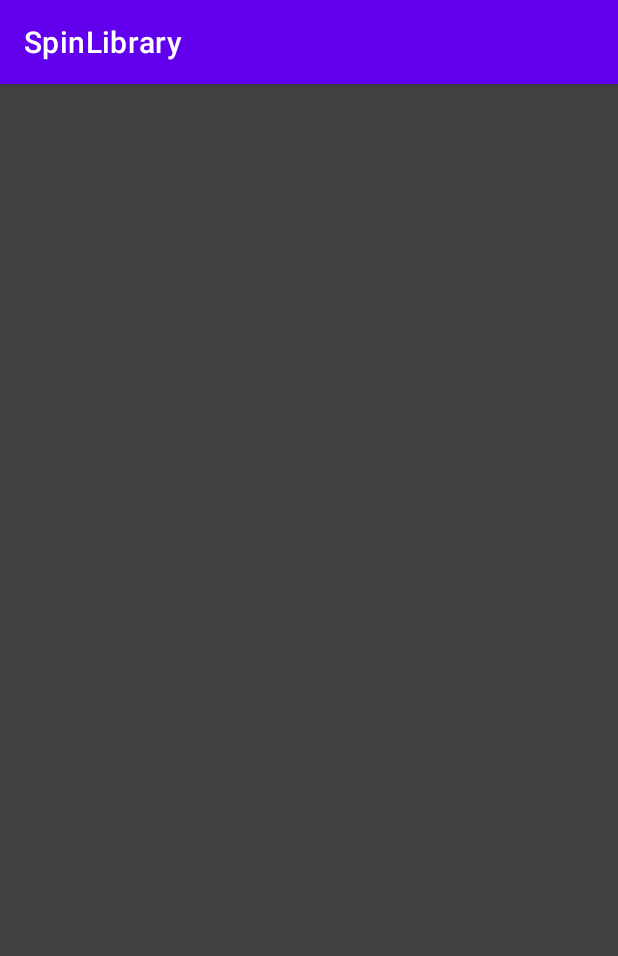
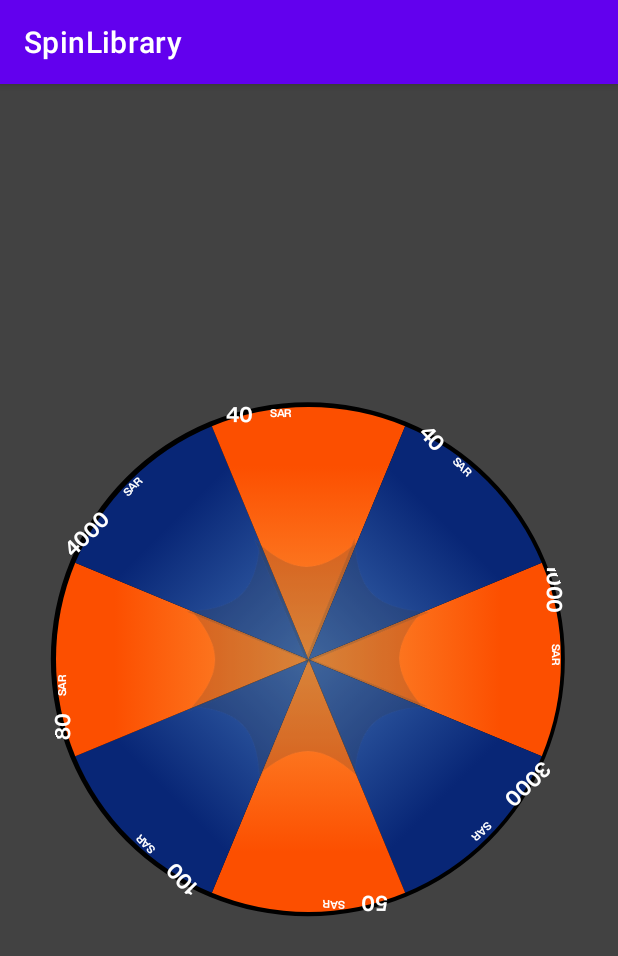
Before and after one commit to Sha489/SpinLibrary, an Android app: the screen it shows after launch (MainActivity), on a phone screen of 412 x 824 dp. Shown: the top 956 px of the screen. Run offline under Robolectric (Android 15) with nearby library versions, the phone set to English and light mode, and no system bars.

Commit message:
Added arc and changed text placement

```diff
--- a/app/src/main/java/com/app/spinlibrary/MainActivity.kt
+++ b/app/src/main/java/com/app/spinlibrary/MainActivity.kt
@@ -1,18 +1,25 @@
 package com.app.spinlibrary
 
 import android.graphics.Bitmap
-import android.graphics.drawable.Drawable
 import android.os.Bundle
+import android.os.Handler
+import android.os.Looper
 import androidx.appcompat.app.AppCompatActivity
 import androidx.core.content.ContextCompat
 import rubikstudio.library.LuckyWheelView
 import rubikstudio.library.model.LuckyItem
-
+import java.util.concurrent.ExecutorService
+import java.util.concurrent.Executors
 
 class MainActivity : AppCompatActivity() {
 
     var luckyWheelView: LuckyWheelView? = null
     var luckyItems: ArrayList<LuckyItem> ?= null
+    var orginalBitmap: Bitmap ?= null
+
+    private val executorService: ExecutorService = Executors.newSingleThreadExecutor()
+    private val mainHandler: Handler = Handler(Looper.getMainLooper())
+
     override fun onCreate(savedInstanceState: Bundle?) {
         super.onCreate(savedInstanceState)
         setContentView(R.layout.activity_main)
@@ -22,34 +29,15 @@ class MainActivity : AppCompatActivity() {
     }
 
     fun setData() {
-
-        Glide.with(context)
-            .asBitmap()
-            .load(imageUrl)
-            .into(object : CustomTarget<Bitmap?>() {
-                fun onResourceReady(
-                    resource: Bitmap,
-                    @Nullable transition: Transition<in Bitmap?>?
-                ) {
-                    // You now have the Bitmap
-                    imageView.setImageBitmap(resource) // Optional: show it in ImageView
-                }
-
-                fun onLoadCleared(@Nullable placeholder: Drawable?) {
-                }
-            })
-
-        luckyItems = ArrayList<LuckyItem>()
-
-        luckyItems?.add(LuckyItem("1000", "SAR", ContextCompat.getColor(applicationContext, R.color.spin_orange_light), ContextCompat.getColor(applicationContext, R.color.spin_orange), ContextCompat.getColor(applicationContext, android.R.color.white),false, R.drawable.gift_white))
-        luckyItems?.add(LuckyItem("3000", "SAR", ContextCompat.getColor(applicationContext, R.color.spin_blue_light),ContextCompat.getColor(applicationContext, R.color.spin_blue), ContextCompat.getColor(applicationContext, android.R.color.white),false, R.drawable.gift_gold))
-        luckyItems?.add(LuckyItem("50", "SAR", ContextCompat.getColor(applicationContext, R.color.spin_orange_light),ContextCompat.getColor(applicationContext, R.color.spin_orange),ContextCompat.getColor(applicationContext, android.R.color.white),false, R.drawable.gift_gold))
-        luckyItems?.add(LuckyItem("100", "SAR", ContextCompat.getColor(applicationContext, R.color.spin_blue_light), ContextCompat.getColor(applicationContext, R.color.spin_blue), ContextCompat.getColor(applicationContext, android.R.color.white),false, R.drawable.gift_white))
-        luckyItems?.add(LuckyItem("80", "SAR", ContextCompat.getColor(applicationContext, R.color.spin_orange_light), ContextCompat.getColor(applicationContext, R.color.spin_orange), ContextCompat.getColor(applicationContext, android.R.color.white),false, R.drawable.gift_gold))
-        luckyItems?.add(LuckyItem("4000", "SAR", ContextCompat.getColor(applicationContext, R.color.spin_blue_light), ContextCompat.getColor(applicationContext, R.color.spin_blue), ContextCompat.getColor(applicationContext, android.R.color.white),false, R.drawable.gift_white))
-        luckyItems?.add(LuckyItem("40", "SAR", ContextCompat.getColor(applicationContext, R.color.spin_orange_light), ContextCompat.getColor(applicationContext, R.color.spin_orange), ContextCompat.getColor(applicationContext, android.R.color.white),false, R.drawable.gift_gold))
-        luckyItems?.add(LuckyItem("40", "SAR", ContextCompat.getColor(applicationContext, R.color.spin_blue_light), ContextCompat.getColor(applicationContext, R.color.spin_blue), ContextCompat.getColor(applicationContext, android.R.color.white),false, R.drawable.gift_gold))
-
+        luckyItems = ArrayList()
+        luckyItems?.add(LuckyItem("1000", "SAR", ContextCompat.getColor(applicationContext, R.color.spin_orange_light), ContextCompat.getColor(applicationContext, R.color.spin_orange), ContextCompat.getColor(applicationContext, android.R.color.white),false, orginalBitmap))
+        luckyItems?.add(LuckyItem("3000", "SAR", ContextCompat.getColor(applicationContext, R.color.spin_blue_light),ContextCompat.getColor(applicationContext, R.color.spin_blue), ContextCompat.getColor(applicationContext, android.R.color.white),false, orginalBitmap))
+        luckyItems?.add(LuckyItem("50", "SAR", ContextCompat.getColor(applicationContext, R.color.spin_orange_light),ContextCompat.getColor(applicationContext, R.color.spin_orange),ContextCompat.getColor(applicationContext, android.R.color.white),false, orginalBitmap))
+        luckyItems?.add(LuckyItem("100", "SAR", ContextCompat.getColor(applicationContext, R.color.spin_blue_light), ContextCompat.getColor(applicationContext, R.color.spin_blue), ContextCompat.getColor(applicationContext, android.R.color.white),false, orginalBitmap))
+        luckyItems?.add(LuckyItem("80", "SAR", ContextCompat.getColor(applicationContext, R.color.spin_orange_light), ContextCompat.getColor(applicationContext, R.color.spin_orange), ContextCompat.getColor(applicationContext, android.R.color.white),false, orginalBitmap))
+        luckyItems?.add(LuckyItem("4000", "SAR", ContextCompat.getColor(applicationContext, R.color.spin_blue_light), ContextCompat.getColor(applicationContext, R.color.spin_blue), ContextCompat.getColor(applicationContext, android.R.color.white),false, orginalBitmap))
+        luckyItems?.add(LuckyItem("40", "SAR", ContextCompat.getColor(applicationContext, R.color.spin_orange_light), ContextCompat.getColor(applicationContext, R.color.spin_orange), ContextCompat.getColor(applicationContext, android.R.color.white),false, orginalBitmap))
+        luckyItems?.add(LuckyItem("40", "SAR", ContextCompat.getColor(applicationContext, R.color.spin_blue_light), ContextCompat.getColor(applicationContext, R.color.spin_blue), ContextCompat.getColor(applicationContext, android.R.color.white),false, orginalBitmap))
 
 //        luckyItems?.add(LuckyItem("4000", ContextCompat.getColor(applicationContext, android.R.color.darker_gray), ContextCompat.getColor(applicationContext, android.R.color.holo_purple),true))
 //        luckyItems?.add(LuckyItem("70", ContextCompat.getColor(applicationContext, android.R.color.white), ContextCompat.getColor(applicationContext, android.R.color.holo_green_dark),false))
--- a/app/src/main/res/values/colors.xml
+++ b/app/src/main/res/values/colors.xml
@@ -9,9 +9,9 @@
     <color name="white">#FFFFFFFF</color>
     <color name="overlay_color">#1A000000</color>
 
-    <color name="spin_orange_light">#FEC1B6</color>
+    <color name="spin_orange_light">#FDDC72</color>
     <color name="spin_orange">#FC4F00</color>
 
-    <color name="spin_blue">#20295D</color>
-    <color name="spin_blue_light">#FEC1B6</color>
+    <color name="spin_blue">#082676</color>
+    <color name="spin_blue_light">#76B7F0</color>
 </resources>
--- a/library/src/main/java/rubikstudio/library/PielView.java
+++ b/library/src/main/java/rubikstudio/library/PielView.java
@@ -234,6 +234,9 @@ public class PielView extends View {
                 mArcPaint.setShader(null);
             }
 
+//            drawSliceBackgroundImage(canvas, tmpAngle, null);
+            drawInnerArcImage(canvas, tmpAngle, null);
+
             if (borderColor != 0 && mEdgeWidth > 0) {
                 mArcPaint.setStyle(Paint.Style.STROKE);
                 mArcPaint.setColor(borderColor);
@@ -256,11 +259,15 @@ public class PielView extends View {
 //                mTextPaint.setColor(mLuckyItemList.get(i).textColor);
         }
 
-        if(showOverlay) {
-            drawOverlayColor(canvas, mOverlayColor);
-        }
+//        if(showOverlay) {
+//            drawOverlayColor(canvas, mOverlayColor);
+//        }
 
 //        drawCenterImage(canvas, drawableCenterImage);
+
+        for (int i = 0; i < mLuckyItemList.size(); i++) {
+
+        }
     }
 
     private void drawBackgroundColor(Canvas canvas, int color) {
@@ -338,6 +345,50 @@ public class PielView extends View {
         canvas.rotate(angle + 90, rect.centerX(), rect.centerY());
 
         canvas.drawBitmap(bitmap, null, rect, null);
+
+        canvas.restore();
+    }
+
+    private void drawInnerArcImage(Canvas canvas, float tmpAngle, Bitmap bitmap) {
+        int imgWidth = mRadius / mLuckyItemList.size();
+
+        float angle = (tmpAngle + 360f / mLuckyItemList.size() / 2);
+        float radian = (float) (angle * Math.PI / 180);
+
+        float distanceFactor = 3f;
+        float distance = (mRadius / 2 / 13) * distanceFactor;
+
+        int x = (int) (mCenter + distance * Math.cos(radian));
+        int y = (int) (mCenter + distance * Math.sin(radian));
+
+//        int x = (int) (mCenter + mRadius / 2 / 13 * Math.cos(radian));
+//        int y = (int) (mCenter + mRadius / 2 / 13 * Math.sin(radian));
+
+//        Rect rect = new Rect(x - imgWidth / 2, y - imgWidth / 2,
+//                x + imgWidth / 2, y + imgWidth / 2);
+
+        float widthScale = 1.7f;   // keep width normal
+        float heightScale = 2.0f;  // double the height
+
+        int halfWidth = (int) (imgWidth * widthScale / 2);
+        int halfHeight = (int) (imgWidth * heightScale / 2);
+
+        Rect rect = new Rect(
+                x - halfWidth,
+                y - halfHeight,
+                x + halfWidth,
+                y + halfHeight
+        );
+
+        canvas.save();
+
+        Paint paint = new Paint();
+        paint.setAlpha(50);
+
+        canvas.rotate(angle + 90, rect.centerX(), rect.centerY());
+
+        canvas.drawBitmap(LuckyWheelUtils.drawableToBitmap(ContextCompat.getDrawable(getContext(), R.drawable.triangle)),
+                null, rect, paint);
 
         canvas.restore();
     }
@@ -448,8 +499,8 @@ public class PielView extends View {
         float initFloat = (tmpAngle + 360f / arraySize / 2);
         float angle = (float) (initFloat * Math.PI / 180);
 
-        int x = (int) (mCenter + mRadius / 2 / 2  * Math.cos(angle));
-        int y = (int) (mCenter + mRadius / 2 / 2 * Math.sin(angle));
+        int x = (int) (mCenter + mRadius / 2 / 1.5 * Math.cos(angle));
+        int y = (int) (mCenter + mRadius / 2 / 1.5 * Math.sin(angle));
 
 //        RectF rect = new RectF(x + textWidth, y,
 //                x - textWidth, y);
@@ -532,7 +583,7 @@ public class PielView extends View {
     public void rotateTo(final int index) {
         targetIndex = index;
         Random rand = new Random();
-        rotateTo(index, 0, true);
+        rotateTo(index, SpinRotation.CLOCKWISE, true);
     }
 
     /**
```
Also changed, not shown: library/src/main/res/drawable/triangle.png (added).
